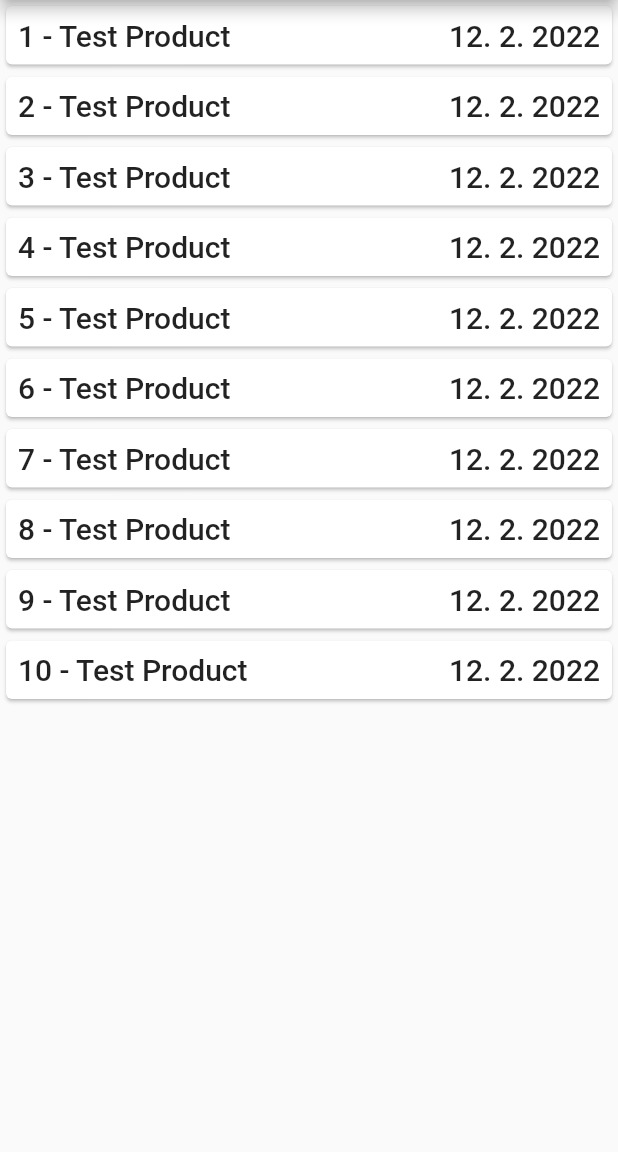
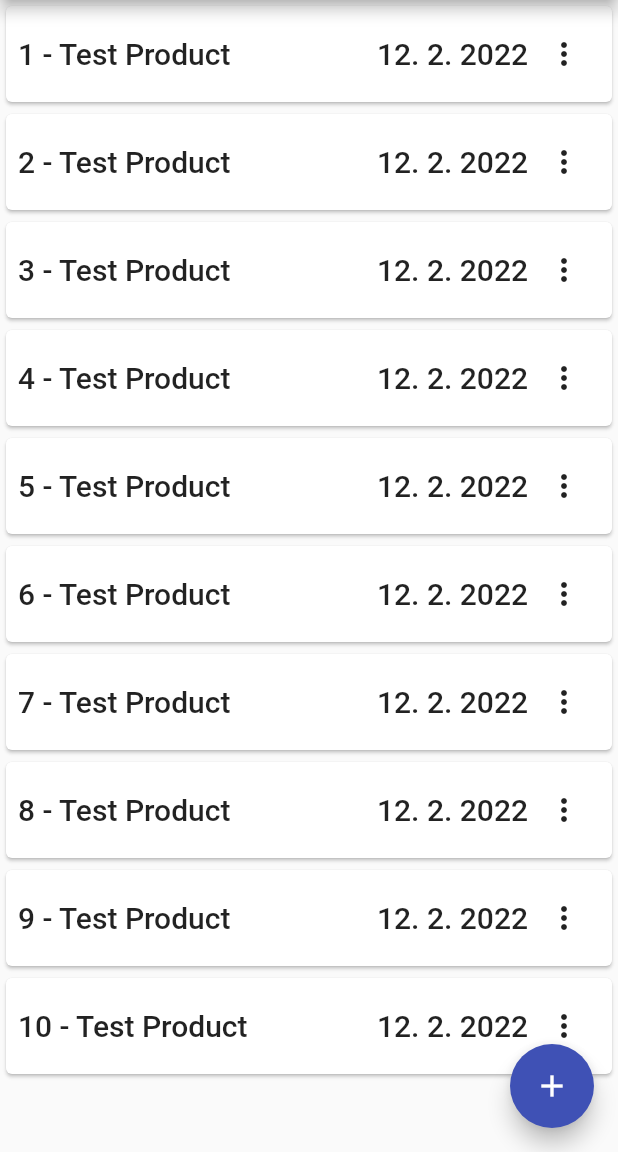
Before and after one commit to masterdodo/warranty-track, a Flutter app: the screen it shows after launch, on a phone screen of 412 x 824 dp, the part 84-1236 px from its top. Run offline on Flutter 3.47's test engine with Material 2 defaults, Android fonts, the phone set to English and light mode, and no system bars.

Commit message:
add warranty widget ui, some param adjustments

```diff
--- a/lib/main.dart
+++ b/lib/main.dart
@@ -15,7 +15,7 @@ class MyApp extends StatelessWidget {
       theme: ThemeData(
         primarySwatch: Colors.indigo,
       ),
-      home: const WarrantyList(title: 'Warrannties'),
+      home: const WarrantyList(),
     );
   }
 }
--- a/lib/models/warranty.dart
+++ b/lib/models/warranty.dart
@@ -2,16 +2,19 @@ class Warranty {
   String id;
   String name;
   String imageSrc;
-  DateTime expiryDate;
+  DateTime purchaseDate;
+  int warrantyLength;
 
-  Warranty(this.id, this.name, this.imageSrc, this.expiryDate);
+  Warranty(this.id, this.name, this.imageSrc, this.purchaseDate,
+      this.warrantyLength);
 
   Map<String, dynamic> toJson() {
     return {
       'id': id,
       'name': name,
       'imageSrc': imageSrc,
-      'expiryDate': expiryDate,
+      'purchaseDate': purchaseDate,
+      'warrantyLength': warrantyLength
     };
   }
 }
--- a/lib/screens/general/warranty_list/components/warranty_item.dart
+++ b/lib/screens/general/warranty_list/components/warranty_item.dart
@@ -15,7 +15,9 @@ class _WarrantyItemState extends State<WarrantyItem> {
 
   @override
   void initState() {
-    item = Warranty(widget.itemId, "Test Product", "img.png", DateTime.now());
+    //TODO: get item from database @return Warranty
+    item =
+        Warranty(widget.itemId, "Test Product", "img.png", DateTime.now(), 2);
     super.initState();
   }
 
@@ -35,9 +37,21 @@ class _WarrantyItemState extends State<WarrantyItem> {
                   ),
                 ),
                 Text(
-                  '${item.expiryDate.day}. ${item.expiryDate.month}. ${item.expiryDate.year}',
+                  '${item.purchaseDate.day}. ${item.purchaseDate.month}. ${item.purchaseDate.year}',
                   style: Theme.of(context).textTheme.headline6,
                 ),
+                PopupMenuButton(
+                    icon: const Icon(Icons.more_vert),
+                    itemBuilder: ((context) => [
+                          const PopupMenuItem(
+                            value: 1,
+                            child: Text('Edit'),
+                          ),
+                          const PopupMenuItem(
+                            value: 2,
+                            child: Text('Delete'),
+                          ),
+                        ]))
               ],
             ),
           ],
--- a/lib/screens/general/warranty_list/warranty_list_screen.dart
+++ b/lib/screens/general/warranty_list/warranty_list_screen.dart
@@ -1,10 +1,11 @@
 import 'package:flutter/material.dart';
+import 'package:garancija_app/screens/general/warranty_list/components/add_warranty_item.dart';
 import 'package:garancija_app/screens/general/warranty_list/components/warranty_item.dart';
 
 class WarrantyList extends StatefulWidget {
-  const WarrantyList({Key? key, required this.title}) : super(key: key);
+  const WarrantyList({Key? key}) : super(key: key);
 
-  final String title;
+  static const String title = "Warrannties";
 
   @override
   State<WarrantyList> createState() => _WarrantyListState();
@@ -17,7 +18,7 @@ class _WarrantyListState extends State<WarrantyList> {
   Widget build(BuildContext context) {
     return Scaffold(
       appBar: AppBar(
-        title: Text(widget.title),
+        title: const Text(WarrantyList.title),
       ),
       body: Center(
         child: ListView(
@@ -26,6 +27,21 @@ class _WarrantyListState extends State<WarrantyList> {
           ],
         ),
       ),
+      floatingActionButton: FloatingActionButton(
+        onPressed: () {
+          Navigator.of(context).restorablePush(_dialogBuilder);
+        },
+        child: const Icon(Icons.add),
+        tooltip: 'Add',
+      ),
+    );
+  }
+
+  static Route<Object?> _dialogBuilder(
+      BuildContext context, Object? arguments) {
+    return DialogRoute<void>(
+      context: context,
+      builder: (BuildContext context) => const AddWarrantyItem(),
     );
   }
 }
```
Also changed, not shown: config/routes/routes.dart (added, +8 -0 lines), lib/screens/general/warranty_list/components/add_warranty_item.dart (added, +62 -0 lines).
